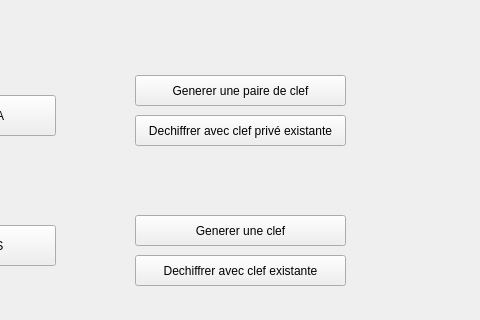
Before: the Qt Designer form ProjectAppGraphique/mainwindow.ui in matteo-lptr/AppGraphique, drawn with Qt 5; both pictures show x 285 to 765 and y 205 to 525 of the 1300 by 771 pixel window.
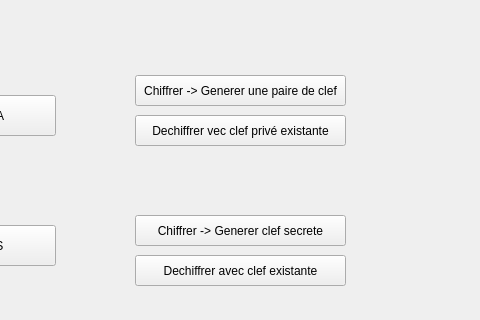
After: the same form once the commit is applied.

The edit to the form file:
```diff
--- a/ProjectAppGraphique/mainwindow.ui
+++ b/ProjectAppGraphique/mainwindow.ui
@@ -63,7 +63,7 @@
      </rect>
     </property>
     <property name="text">
-     <string>Generer une paire de clef</string>
+     <string>Chiffrer -&gt; Generer une paire de clef</string>
     </property>
    </widget>
    <widget class="QPushButton" name="dechiffreRSA">
@@ -76,7 +76,7 @@
      </rect>
     </property>
     <property name="text">
-     <string>Dechiffrer avec clef privé existante</string>
+     <string>Dechiffrer vec clef privé existante</string>
     </property>
    </widget>
    <widget class="QPushButton" name="dechiffreAES">
@@ -102,7 +102,7 @@
      </rect>
     </property>
     <property name="text">
-     <string>Generer une clef</string>
+     <string>Chiffrer -&gt; Generer clef secrete</string>
     </property>
    </widget>
   </widget>
```
